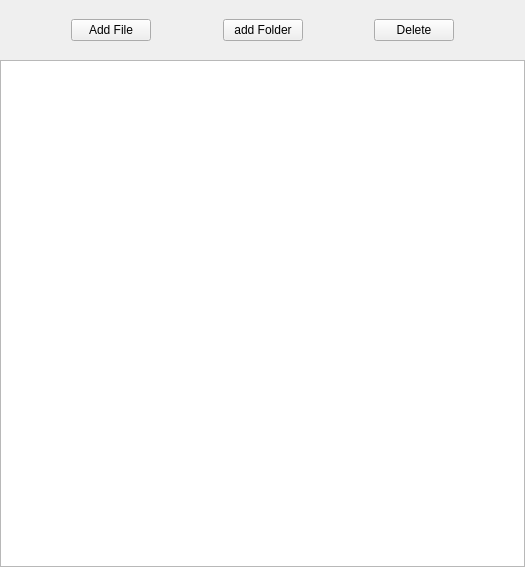
This is SpriteAltasPacker/ui/filesview.ui in zarelaky/SpriteAltasPacker as Qt 5 draws it before an edit. The edited form follows.
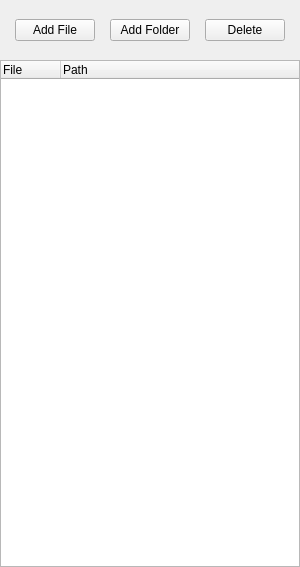
This is the edited form.

Patch:
```diff
--- a/SpriteAltasPacker/ui/filesview.ui
+++ b/SpriteAltasPacker/ui/filesview.ui
@@ -6,14 +6,14 @@
    <rect>
     <x>0</x>
     <y>0</y>
-    <width>525</width>
+    <width>300</width>
     <height>567</height>
    </rect>
   </property>
   <property name="minimumSize">
    <size>
-    <width>525</width>
-    <height>300</height>
+    <width>300</width>
+    <height>200</height>
    </size>
   </property>
   <property name="allowedAreas">
@@ -106,6 +106,9 @@
              <property name="text">
               <string>Add File</string>
              </property>
+             <property name="flat">
+              <bool>false</bool>
+             </property>
             </widget>
            </item>
            <item>
@@ -124,7 +127,10 @@
            <item>
             <widget class="QPushButton" name="pushButton_2">
              <property name="text">
-              <string>add Folder</string>
+              <string>Add Folder</string>
+             </property>
+             <property name="flat">
+              <bool>false</bool>
              </property>
             </widget>
            </item>
@@ -146,6 +152,9 @@
              <property name="text">
               <string>Delete</string>
              </property>
+             <property name="flat">
+              <bool>false</bool>
+             </property>
             </widget>
            </item>
            <item>
@@ -187,17 +196,25 @@
          <bool>false</bool>
         </property>
         <property name="columnCount">
-         <number>1</number>
+         <number>2</number>
         </property>
         <attribute name="headerVisible">
-         <bool>false</bool>
+         <bool>true</bool>
         </attribute>
         <attribute name="headerDefaultSectionSize">
          <number>40</number>
         </attribute>
+        <attribute name="headerMinimumSectionSize">
+         <number>60</number>
+        </attribute>
         <column>
          <property name="text">
-          <string notr="true">1</string>
+          <string notr="true">File</string>
+         </property>
+        </column>
+        <column>
+         <property name="text">
+          <string>Path</string>
          </property>
         </column>
        </widget>
```
Left out of the diff: 84 changed lines with no effect on the pictures.
